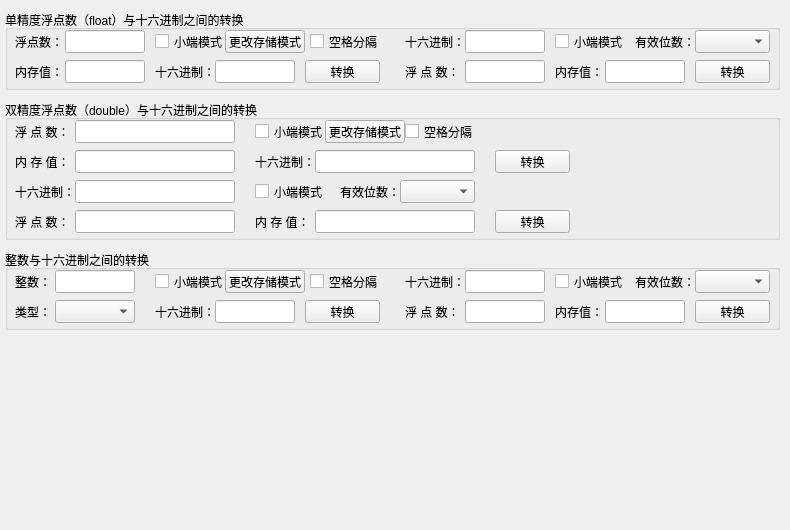
The window that Plugins/UDPTest/datacheckform.ui (TestingLife-Zhangjinkun/BusTest) describes before a commit, drawn with Qt 5.
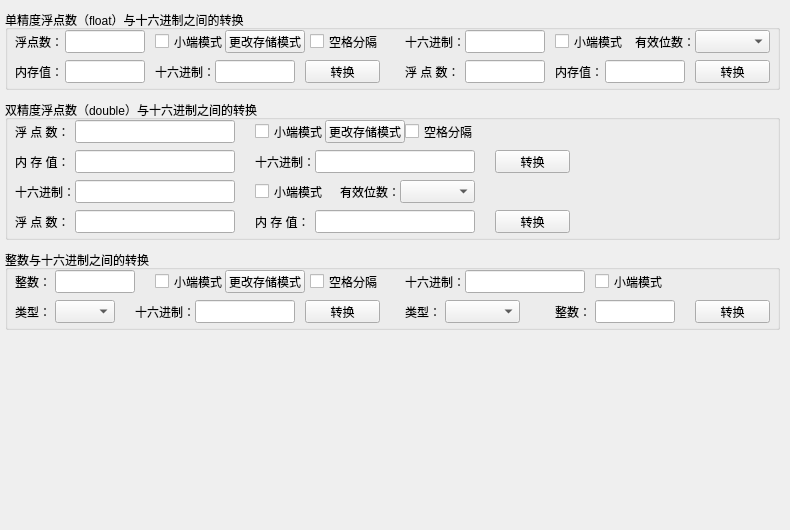
The same window after the commit.

Commit message: Update integer to hexadecimal conversion

Diff of the .ui file:
```diff
--- a/Plugins/UDPTest/datacheckform.ui
+++ b/Plugins/UDPTest/datacheckform.ui
@@ -568,7 +568,7 @@
    <widget class="QLabel" name="label_9">
     <property name="geometry">
      <rect>
-      <x>150</x>
+      <x>130</x>
       <y>50</y>
       <width>60</width>
       <height>23</height>
@@ -581,9 +581,9 @@
    <widget class="QLineEdit" name="lineEdit_Hex5">
     <property name="geometry">
      <rect>
-      <x>210</x>
+      <x>190</x>
       <y>50</y>
-      <width>80</width>
+      <width>100</width>
       <height>23</height>
      </rect>
     </property>
@@ -593,7 +593,7 @@
      <rect>
       <x>460</x>
       <y>20</y>
-      <width>80</width>
+      <width>120</width>
       <height>23</height>
      </rect>
     </property>
@@ -614,7 +614,7 @@
    <widget class="QLineEdit" name="lineEdit_Float2_2">
     <property name="geometry">
      <rect>
-      <x>460</x>
+      <x>590</x>
       <y>50</y>
       <width>80</width>
       <height>23</height>
@@ -624,14 +624,14 @@
    <widget class="QLabel" name="label_11">
     <property name="geometry">
      <rect>
-      <x>400</x>
+      <x>550</x>
       <y>50</y>
-      <width>60</width>
+      <width>40</width>
       <height>23</height>
      </rect>
     </property>
     <property name="text">
-     <string>浮 点 数：</string>
+     <string>整数：</string>
     </property>
    </widget>
    <widget class="QPushButton" name="pushButton_Convert2_2">
@@ -686,33 +686,10 @@
      <string>空格分隔</string>
     </property>
    </widget>
-   <widget class="QLineEdit" name="lineEdit_Float2_MemVal_2">
+   <widget class="QCheckBox" name="checkBox_LittleEndian6">
     <property name="geometry">
      <rect>
-      <x>600</x>
-      <y>50</y>
-      <width>80</width>
-      <height>23</height>
-     </rect>
-    </property>
-   </widget>
-   <widget class="QLabel" name="label_13">
-    <property name="geometry">
-     <rect>
-      <x>550</x>
-      <y>50</y>
-      <width>50</width>
-      <height>23</height>
-     </rect>
-    </property>
-    <property name="text">
-     <string>内存值：</string>
-    </property>
-   </widget>
-   <widget class="QCheckBox" name="checkBox_LittleEndian2_2">
-    <property name="geometry">
-     <rect>
-      <x>550</x>
+      <x>590</x>
       <y>20</y>
       <width>70</width>
       <height>23</height>
@@ -725,21 +702,21 @@
    <widget class="QLabel" name="label_14">
     <property name="geometry">
      <rect>
-      <x>630</x>
-      <y>20</y>
-      <width>60</width>
+      <x>400</x>
+      <y>50</y>
+      <width>40</width>
       <height>23</height>
      </rect>
     </property>
     <property name="text">
-     <string>有效位数：</string>
+     <string>类型：</string>
     </property>
    </widget>
    <widget class="QComboBox" name="comboBox_Float2_ReservedBits_2">
     <property name="geometry">
      <rect>
-      <x>690</x>
-      <y>20</y>
+      <x>440</x>
+      <y>50</y>
       <width>75</width>
       <height>23</height>
      </rect>
@@ -763,7 +740,7 @@
      <rect>
       <x>50</x>
       <y>50</y>
-      <width>80</width>
+      <width>60</width>
       <height>23</height>
      </rect>
     </property>
```
Left out of the diff: 6 changed lines with no effect on the pictures. The commit also changes 1 other file.
